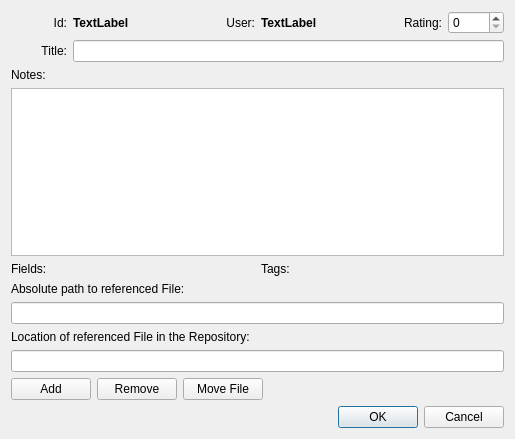
The window that ui/itemdialog.ui (vlkv/reggata) describes before a commit, drawn with Qt 5.
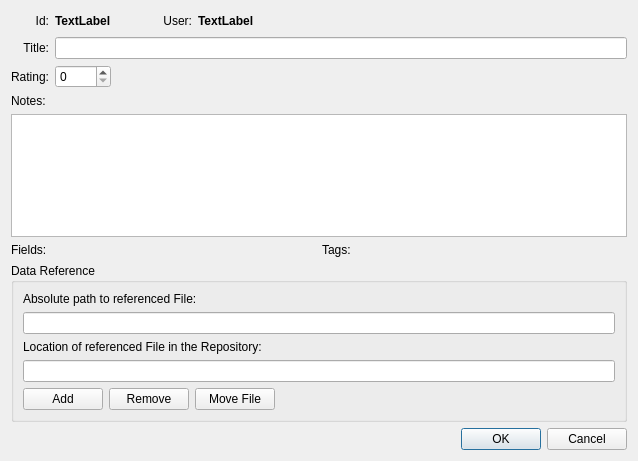
The same window after the commit.

Commit message: ItemDialog: changed GUI design a little

Diff of the .ui file:
```diff
--- a/ui/itemdialog.ui
+++ b/ui/itemdialog.ui
@@ -6,8 +6,8 @@
    <rect>
     <x>0</x>
     <y>0</y>
-    <width>515</width>
-    <height>439</height>
+    <width>638</width>
+    <height>461</height>
    </rect>
   </property>
   <property name="sizePolicy">
@@ -25,7 +25,7 @@
   <layout class="QVBoxLayout" name="verticalLayout_2">
    <item>
     <layout class="QGridLayout" name="gridLayout">
-     <item row="3" column="0">
+     <item row="1" column="0">
       <widget class="QLabel" name="label_2">
        <property name="text">
         <string>Title:</string>
@@ -58,7 +58,7 @@
        </property>
       </widget>
      </item>
-     <item row="3" column="1" colspan="7">
+     <item row="1" column="1" colspan="6">
       <widget class="QLineEdit" name="lineEdit_title"/>
      </item>
      <item row="0" column="3">
@@ -84,7 +84,20 @@
        </property>
       </widget>
      </item>
-     <item row="0" column="6">
+     <item row="0" column="5">
+      <spacer name="horizontalSpacer_2">
+       <property name="orientation">
+        <enum>Qt::Horizontal</enum>
+       </property>
+       <property name="sizeHint" stdset="0">
+        <size>
+         <width>40</width>
+         <height>20</height>
+        </size>
+       </property>
+      </spacer>
+     </item>
+     <item row="2" column="0">
       <widget class="QLabel" name="label_9">
        <property name="text">
         <string>Rating:</string>
@@ -94,13 +107,29 @@
        </property>
       </widget>
      </item>
-     <item row="0" column="7">
+     <item row="2" column="1">
       <widget class="QSpinBox" name="spinBox_rating">
        <property name="maximum">
         <number>5</number>
        </property>
       </widget>
      </item>
+     <item row="0" column="2">
+      <spacer name="horizontalSpacer_3">
+       <property name="orientation">
+        <enum>Qt::Horizontal</enum>
+       </property>
+       <property name="sizeType">
+        <enum>QSizePolicy::Fixed</enum>
+       </property>
+       <property name="sizeHint" stdset="0">
+        <size>
+         <width>40</width>
+         <height>20</height>
+        </size>
+       </property>
+      </spacer>
+     </item>
     </layout>
    </item>
    <item>
@@ -151,6 +180,10 @@
     </layout>
    </item>
    <item>
+    <widget class="QGroupBox" name="">
+     <property name="title">
+      <string>Data Reference</string>
+     </property>
     <layout class="QVBoxLayout" name="verticalLayout">
      <item>
       <widget class="QLabel" name="label_4">
@@ -228,6 +261,7 @@
       </layout>
      </item>
     </layout>
+    </widget>
    </item>
    <item>
     <widget class="QDialogButtonBox" name="buttonBox">
```
Lines whose indentation alone changed are shown as unchanged. The commit also changes 1 other file.
